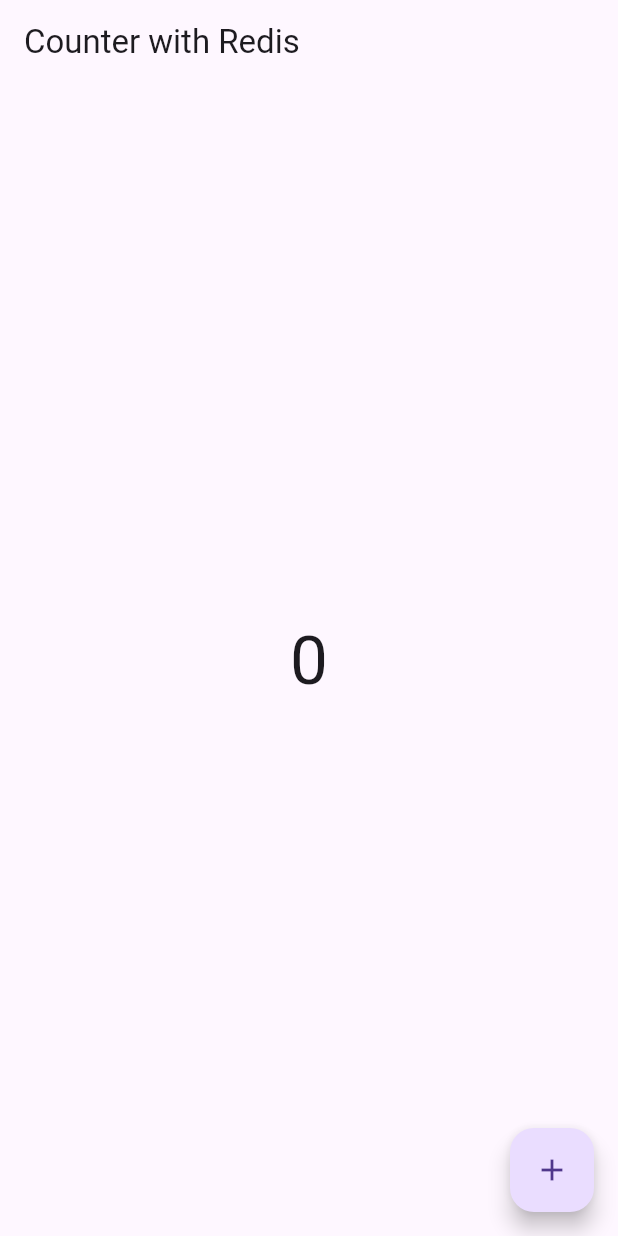
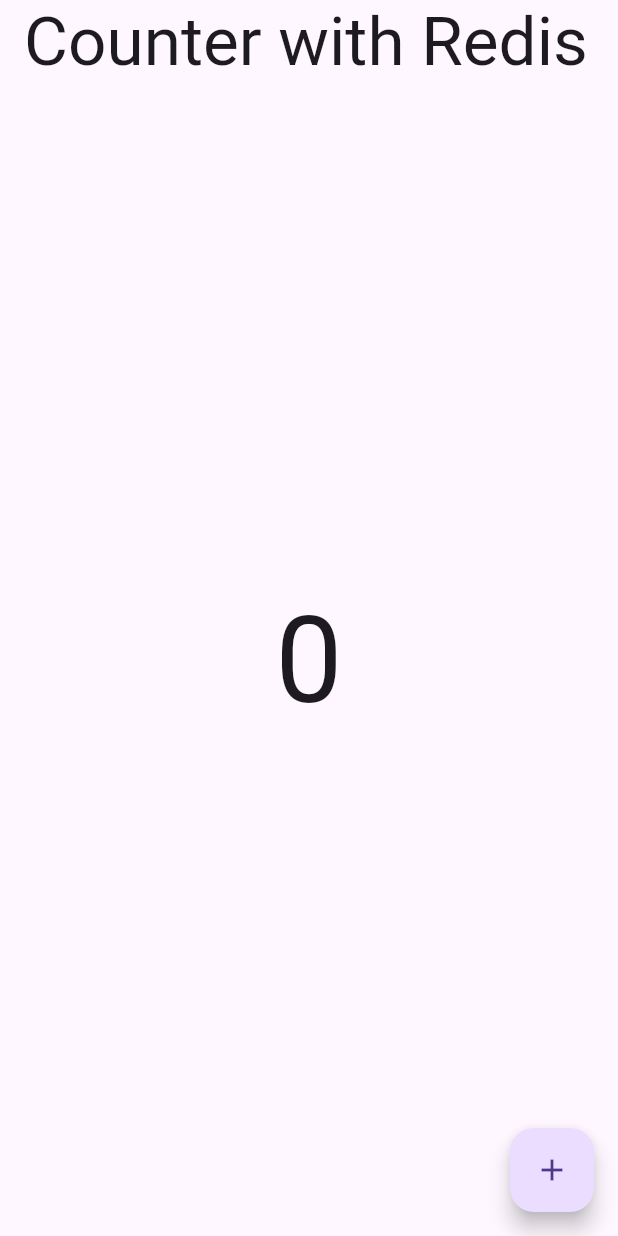
Before and after one commit to reitmas32/flutter_count_redis, a Flutter app: the screen it shows after launch, on a phone screen of 412 x 824 dp. Run offline on Flutter 3.47's test engine with Material 3 defaults, Android fonts, the phone set to English and light mode, and no system bars; missing offline and left inert: redis.

Commit message:
feat: increase the fontsize of counter

```diff
--- a/lib/main.dart
+++ b/lib/main.dart
@@ -16,7 +16,6 @@
   int count = 0;
 
   Future<void> readData() async {
-
     // Create Conection
     Command cmd = await RedisConnection().connect('localhost', 6379);
     final pubsub = PubSub(cmd);
@@ -24,8 +23,7 @@
     // Susbribe to topic
     pubsub.subscribe(["count"]);
     final stream = pubsub.getStream();
-    var streamWithoutErrors =
-        stream.handleError((e) => print("$e"));
+    var streamWithoutErrors = stream.handleError((e) => print("$e"));
 
     // read Messages
     await for (final msg in streamWithoutErrors) {
@@ -56,7 +54,10 @@
     return MaterialApp(
       home: Scaffold(
         appBar: AppBar(
-          title: const Text('Counter with Redis'),
+          title: const Text(
+            'Counter with Redis',
+            style: TextStyle(fontSize: 45),
+          ),
         ),
         body: Center(
           child: Column(
@@ -64,7 +65,7 @@
             children: [
               Text(
                 '$count',
-                style: const TextStyle(fontSize: 45),
+                style: const TextStyle(fontSize: 80),
               ),
             ],
           ),
```
